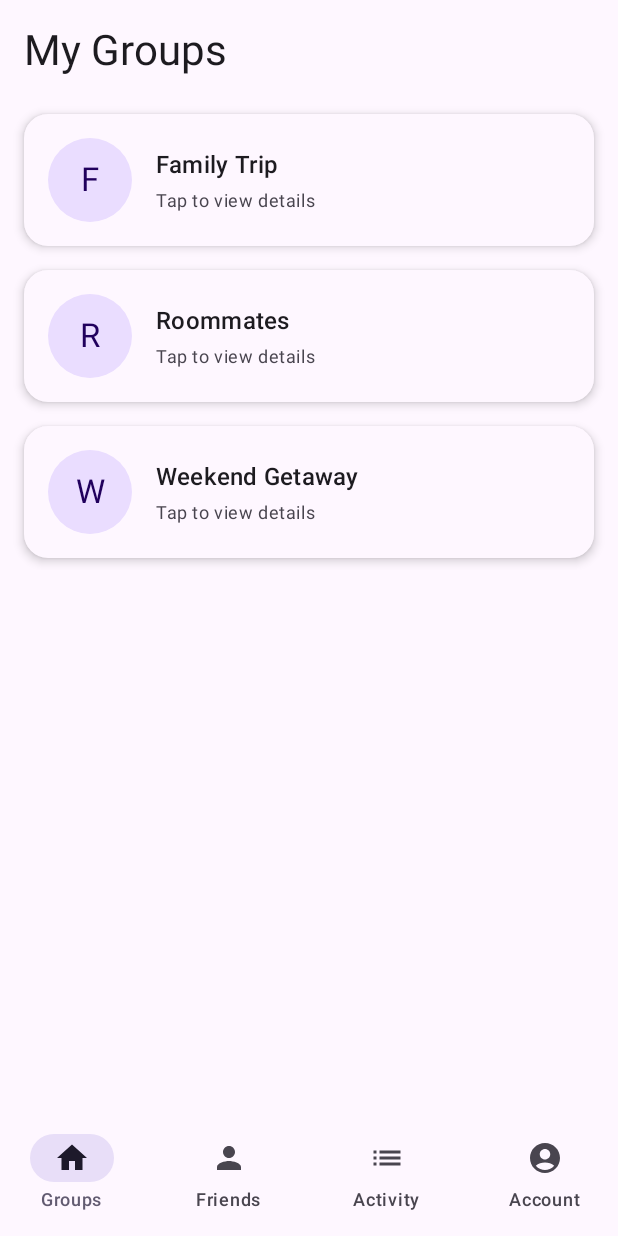
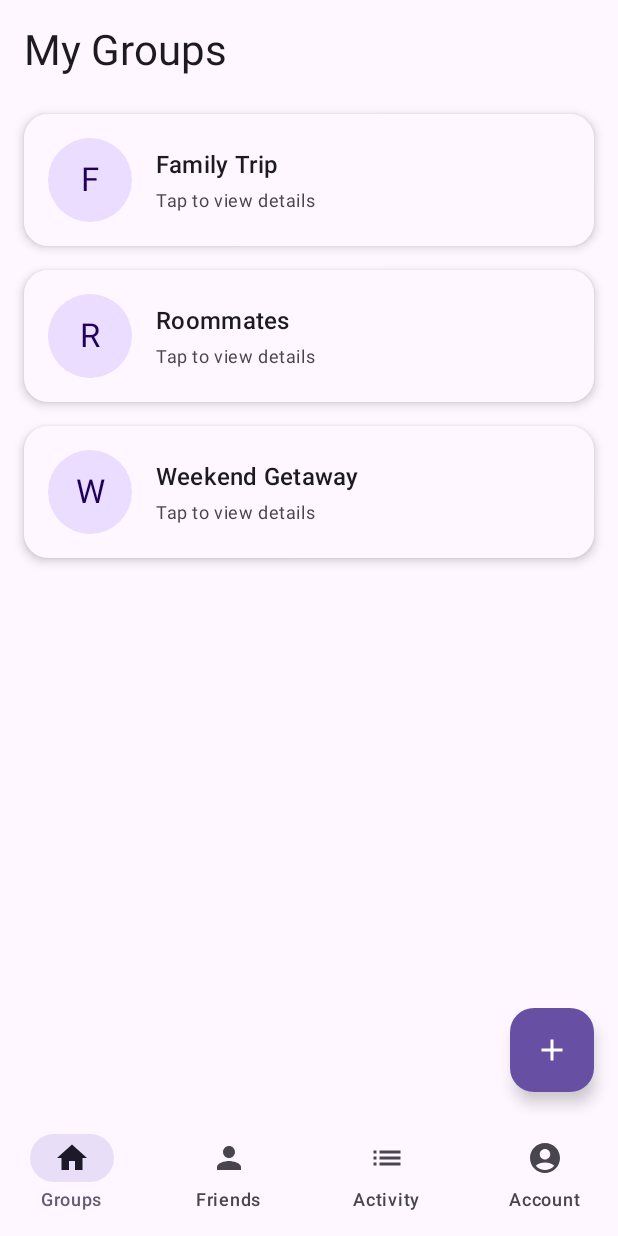
Before and after one commit to Himanshu-Singh-cpp/BestSplit, an Android app built with Jetpack Compose: the screen it shows after launch (MainActivity), on a phone screen of 412 x 824 dp. Run offline under Robolectric (Android 15) with nearby library versions, the phone set to English and light mode, and no system bars.

Commit message:
Added add groups page

```diff
--- a/app/src/main/java/com/example/bestsplit/GroupsScreen.kt
+++ b/app/src/main/java/com/example/bestsplit/GroupsScreen.kt
@@ -5,6 +5,7 @@ import androidx.compose.foundation.layout.Box
 import androidx.compose.foundation.layout.Column
 import androidx.compose.foundation.layout.Row
 import androidx.compose.foundation.layout.Spacer
+import androidx.compose.foundation.layout.fillMaxSize
 import androidx.compose.foundation.layout.fillMaxWidth
 import androidx.compose.foundation.layout.height
 import androidx.compose.foundation.layout.padding
@@ -14,8 +15,12 @@ import androidx.compose.foundation.lazy.LazyColumn
 import androidx.compose.foundation.lazy.items
 import androidx.compose.foundation.shape.CircleShape
 import androidx.compose.foundation.shape.RoundedCornerShape
+import androidx.compose.material.icons.Icons
+import androidx.compose.material.icons.filled.Add
 import androidx.compose.material3.Card
 import androidx.compose.material3.CardDefaults
+import androidx.compose.material3.FloatingActionButton
+import androidx.compose.material3.Icon
 import androidx.compose.material3.MaterialTheme
 import androidx.compose.material3.Text
 import androidx.compose.runtime.Composable
@@ -26,15 +31,35 @@ import androidx.compose.ui.unit.dp
 import com.example.bestsplit.ui.theme.BestSplitTheme
 
 @Composable
-fun GroupsScreen(modifier: Modifier = Modifier) {
+fun GroupsScreen(
+    modifier: Modifier = Modifier,
+    onNavigateToAddGroup: () -> Unit = {}
+) {
     val groups = listOf("Family Trip", "Roommates", "Weekend Getaway")
-    Column(modifier = modifier) {
+    Box(modifier = modifier.fillMaxSize()) {
+        Column {
             Text(
                 text = "My Groups",
                 style = MaterialTheme.typography.headlineMedium,
                 modifier = Modifier.padding(16.dp)
             )
             GroupList(groups = groups)
+        }
+
+        // Add floating action button for creating new groups
+        FloatingActionButton(
+            onClick = onNavigateToAddGroup,  // This now uses the provided navigation function
+            modifier = Modifier
+                .align(Alignment.BottomEnd)
+                .padding(16.dp),
+            containerColor = MaterialTheme.colorScheme.primary,
+            contentColor = MaterialTheme.colorScheme.onPrimary
+        ) {
+            Icon(
+                imageVector = Icons.Default.Add,
+                contentDescription = "Add Group"
+            )
+        }
     }
 }
 
--- a/app/src/main/java/com/example/bestsplit/MainActivity.kt
+++ b/app/src/main/java/com/example/bestsplit/MainActivity.kt
@@ -10,13 +10,10 @@ import androidx.compose.material3.Scaffold
 import androidx.compose.runtime.Composable
 import androidx.compose.runtime.getValue
 import androidx.compose.ui.Modifier
-import androidx.navigation.NavHostController
-import androidx.navigation.compose.NavHost
-import androidx.navigation.compose.composable
 import androidx.navigation.compose.currentBackStackEntryAsState
 import androidx.navigation.compose.rememberNavController
+import com.example.bestsplit.navigation.AppNavigation
 import com.example.bestsplit.navigation.BottomNavigationBar
-import com.example.bestsplit.navigation.Screen
 import com.example.bestsplit.ui.theme.BestSplitTheme
 
 class MainActivity : ComponentActivity() {
@@ -44,45 +41,19 @@ fun AppMain() {
                 currentRoute = currentRoute,
                 onNavigate = { screen ->
                     navController.navigate(screen.route) {
-                        // Pop up to the start destination of the graph to
-                        // avoid building up a large stack of destinations
                         popUpTo(navController.graph.startDestinationId) {
                             saveState = true
                         }
-                        // Avoid multiple copies of the same destination
                         launchSingleTop = true
-                        // Restore state when reelecting a previously selected item
                         restoreState = true
                     }
                 }
             )
         }
     ) { innerPadding ->
-        NavigationGraph(
+        AppNavigation(
             navController = navController,
             modifier = Modifier.padding(innerPadding)
         )
     }
 }
-
-@Composable
-fun NavigationGraph(navController: NavHostController, modifier: Modifier = Modifier) {
-    NavHost(
-        navController = navController,
-        startDestination = Screen.Groups.route,
-        modifier = modifier
-    ) {
-        composable(Screen.Groups.route) {
-            GroupsScreen()
-        }
-        composable(Screen.Friends.route) {
-            FriendsScreen()
-        }
-        composable(Screen.Activity.route) {
-            ActivityScreen()
-        }
-        composable(Screen.Account.route) {
-            MyAccountScreen()
-        }
-    }
-}
--- /dev/null
+++ b/app/src/main/java/com/example/bestsplit/navigation/AppNavigation.kt
@@ -0,0 +1,46 @@
+package com.example.bestsplit.navigation
+
+import androidx.compose.runtime.Composable
+import androidx.compose.ui.Modifier
+import androidx.navigation.NavHostController
+import androidx.navigation.compose.NavHost
+import androidx.navigation.compose.composable
+import com.example.bestsplit.ActivityScreen
+import com.example.bestsplit.AddGroupScreen
+import com.example.bestsplit.FriendsScreen
+import com.example.bestsplit.GroupsScreen
+import com.example.bestsplit.MyAccountScreen
+
+@Composable
+fun AppNavigation(navController: NavHostController, modifier: Modifier = Modifier) {
+    NavHost(
+        navController = navController,
+        startDestination = Screen.Groups.route,
+        modifier = modifier
+    ) {
+        composable(Screen.Groups.route) {
+            GroupsScreen(
+                onNavigateToAddGroup = {
+                    navController.navigate(Screen.AddGroup.route)
+                }
+            )
+        }
+        composable(Screen.Friends.route) {
+            FriendsScreen()
+        }
+        composable(Screen.Activity.route) {
+            ActivityScreen()
+        }
+        composable(Screen.Account.route) {
+            MyAccountScreen()
+        }
+        composable(Screen.AddGroup.route) {
+            AddGroupScreen(
+                onNavigateBack = { navController.popBackStack() },
+                onGroupCreated = {
+                    navController.popBackStack()
+                }
+            )
+        }
+    }
+}
--- a/app/src/main/java/com/example/bestsplit/navigation/BottomNavigation.kt
+++ b/app/src/main/java/com/example/bestsplit/navigation/BottomNavigation.kt
@@ -15,11 +15,14 @@ import androidx.compose.runtime.Composable
 import androidx.compose.ui.Modifier
 import androidx.compose.ui.graphics.vector.ImageVector
 
-sealed class Screen(val route: String, val title: String, val icon: ImageVector) {
+sealed class Screen(val route: String, val title: String, val icon: ImageVector? = null) {
     object Groups : Screen("groups", "Groups", Icons.Default.Home)
     object Friends : Screen("friends", "Friends", Icons.Default.Person)
     object Account : Screen("account", "Account", Icons.Default.AccountCircle)
     object Activity : Screen("activity", "Activity", Icons.Default.List)
+
+    // Add Group screen without an icon since it's not a bottom nav item
+    object AddGroup : Screen("add_group", "Add Group")
 }
 
 @Composable
@@ -42,7 +45,11 @@ fun BottomNavigationBar(
         screens.forEach { screen ->
             val selected = currentRoute == screen.route
             NavigationBarItem(
-                icon = { Icon(imageVector = screen.icon, contentDescription = screen.title) },
+                icon = {
+                    screen.icon?.let { icon ->
+                        Icon(imageVector = icon, contentDescription = screen.title)
+                    }
+                },
                 label = { Text(screen.title) },
                 selected = selected,
                 onClick = { onNavigate(screen) }
```
Also changed, not shown: app/src/main/java/com/example/bestsplit/AddGroupScreen.kt (added, +170 -0 lines). Lines whose indentation alone changed are shown as unchanged.
